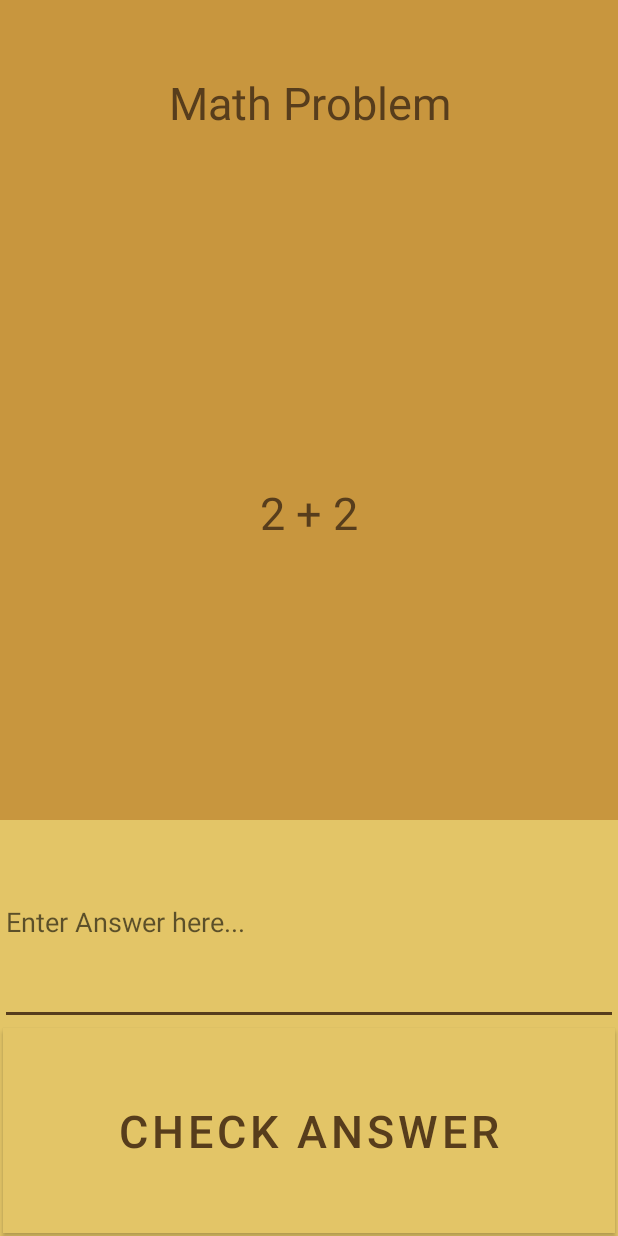
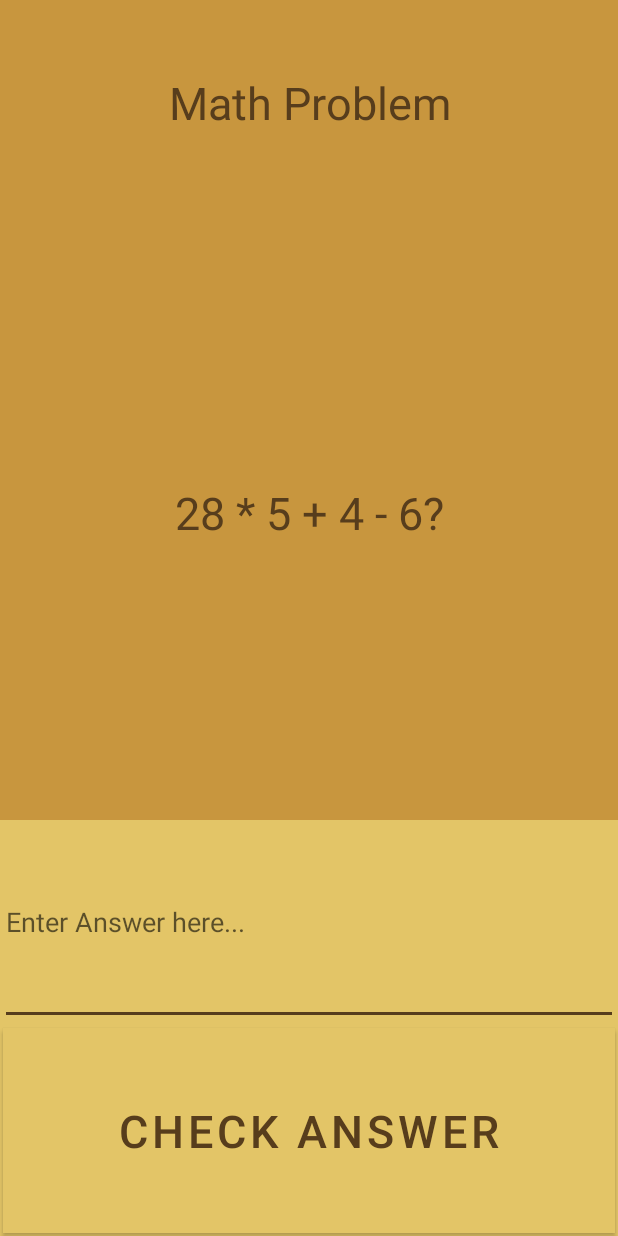
Before and after one commit to Dkaban/Hybrid-Choose-Your-Own-Adventure, an Android app: the GameTwoActivity screen opened directly, with no data from a screen before it, on a phone screen of 412 x 824 dp. Run offline under Robolectric (Android 15) with nearby library versions, the phone set to English and light mode, and no system bars.

Commit message:
Made questions more challenging in the GameTwoActivity.java file.

```diff
--- a/app/src/main/AndroidManifest.xml
+++ b/app/src/main/AndroidManifest.xml
@@ -21,7 +21,6 @@
             android:name=".AudioService"
             android:enabled="true"
             android:exported="true" />
-
         <activity
             android:name=".GameThreeActivity"
             android:screenOrientation="portrait"
--- a/app/src/main/java/com/example/hybridyourownadventure/GameTwoActivity.java
+++ b/app/src/main/java/com/example/hybridyourownadventure/GameTwoActivity.java
@@ -109,11 +109,11 @@ public class GameTwoActivity extends AppCompatActivity
     {
         mathProblems = new Problem[3];
         //Doing this manually, we could load a text file to populate this list too.
-        Problem mp = new Problem("What is 1 + 1?","2");
+        Problem mp = new Problem("Cardinality of B = {1,2,3,5}?","4");
         mathProblems[0] = mp;
-        mp = new Problem("2 + 2","4");
+        mp = new Problem("28 * 5 + 4 - 6?","138");
         mathProblems[1] = mp;
-        mp = new Problem("3 + 3","6");
+        mp = new Problem("How many ways can COMPUTER be arranged in a row?","40320");
         mathProblems[2] = mp;
     }
 
```
